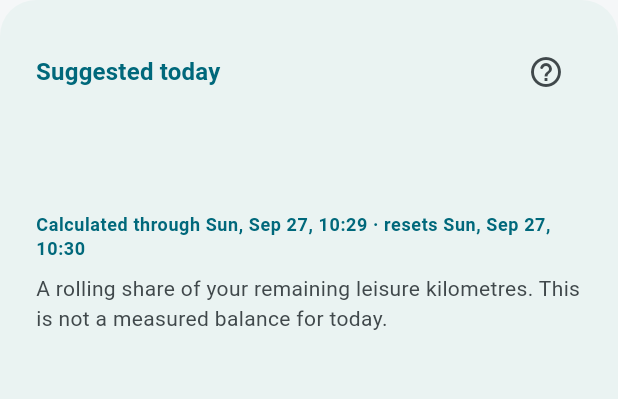
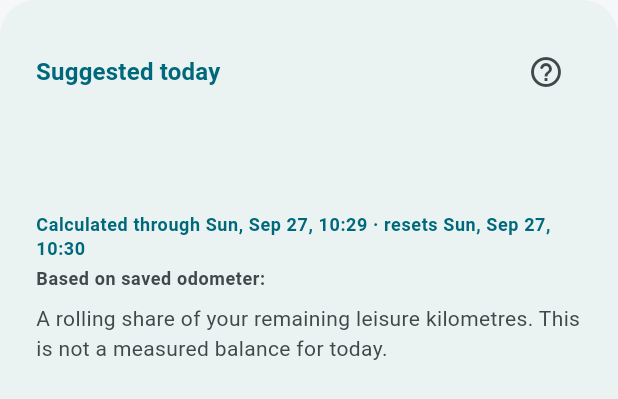
Before and after one commit to JpStRanGer/LeaseGauge, a Flutter app: the _DailySuggestionCard widget shown alone on an empty page, opened directly with empty values, on a phone screen of 412 x 824 dp. Shown: the top 399 px of the screen. Run offline on Flutter 3.47's test engine with Material 3 defaults, Android fonts, the phone set to English and light mode, and no system bars; our stand-ins replace flutter_map, flutter_secure_storage, latlong2, qr_flutter, shared_preferences; accounts and stored records are empty.

Commit message:
Clarify fixed allowances and suggestion source

```diff
--- a/lib/screens/lease_home_screen.dart
+++ b/lib/screens/lease_home_screen.dart
@@ -1350,6 +1350,7 @@ class _LeaseHomeScreenState extends State<LeaseHomeScreen> {
                       const SizedBox(height: 18),
                       _DailySuggestionCard(
                         value: _formatKm(budgets!.todayKm, signed: true),
+                        sourceOdometer: _formatKm(plan.currentOdometerKm),
                         resetAt: _periodResetAt(periodNow, BudgetPeriod.day),
                       ),
                       const SizedBox(height: 14),
@@ -1761,6 +1762,10 @@ class _PeriodComparisonCard extends StatelessWidget {
                       description: 'These period figures cover all driving, including commuting. They are not the same as the leisure-only suggestions.',
                     ),
                     InfoHelpItem(
+                      heading: 'The allowance is fixed',
+                      description: 'The full-period allowance is the planned amount for the day, week or month. It does not count down when you add a reading. The measured driven distance and an exact remaining balance, when available, are shown separately.',
+                    ),
+                    InfoHelpItem(
                       heading: 'How measurement works',
                       description: 'The first local reading becomes a safe starting point. A later reading shows the distance driven since then. If the first reading was after the calendar period began, LeaseGauge labels the result as partial instead of pretending it covers the whole period.',
                     ),
@@ -1798,8 +1803,8 @@ class _PeriodComparisonCard extends StatelessWidget {
               const SizedBox(height: 4),
               Text(
                 budgets == null
-                    ? 'Assigned allowance: waiting for a local start reading'
-                    : 'Assigned allowance: ${formatKm(budgets![period]!.allowanceKm)}',
+                    ? 'Full-period allowance (fixed): waiting for a local start reading'
+                    : 'Full-period allowance (fixed): ${formatKm(budgets![period]!.allowanceKm)}',
               ),
               const SizedBox(height: 4),
               Text(
@@ -1837,9 +1842,14 @@ class _PeriodComparisonCard extends StatelessWidget {
 }
 
 class _DailySuggestionCard extends StatelessWidget {
-  const _DailySuggestionCard({required this.value, required this.resetAt});
+  const _DailySuggestionCard({
+    required this.value,
+    required this.sourceOdometer,
+    required this.resetAt,
+  });
 
   final String value;
+  final String sourceOdometer;
   final DateTime resetAt;
 
   @override
@@ -1904,6 +1914,15 @@ class _DailySuggestionCard extends StatelessWidget {
               style: theme.textTheme.bodySmall?.copyWith(
                 color: theme.colorScheme.primary,
                 fontWeight: FontWeight.w700,
+              ),
+            ),
+            const SizedBox(height: 4),
+            Text(
+              'Based on saved odometer: $sourceOdometer',
+              key: const Key('dailySuggestionOdometer'),
+              style: theme.textTheme.bodySmall?.copyWith(
+                color: theme.colorScheme.onSurfaceVariant,
+                fontWeight: FontWeight.w600,
               ),
             ),
             const SizedBox(height: 8),
```
Also changed, not shown: 1 other file.
